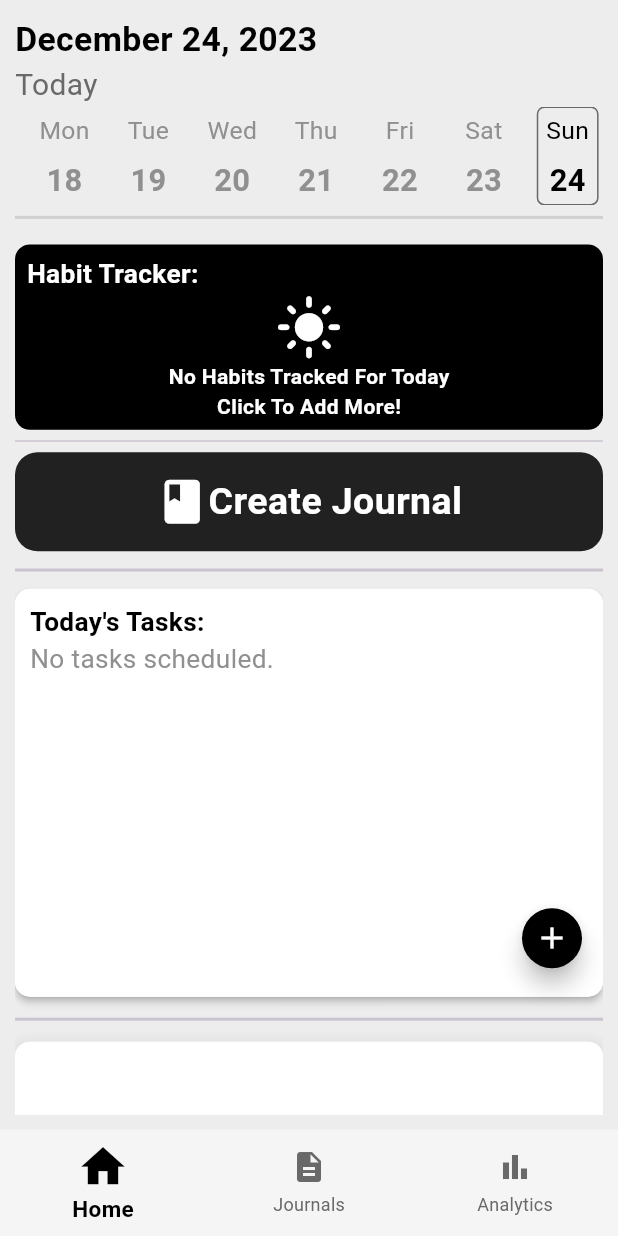
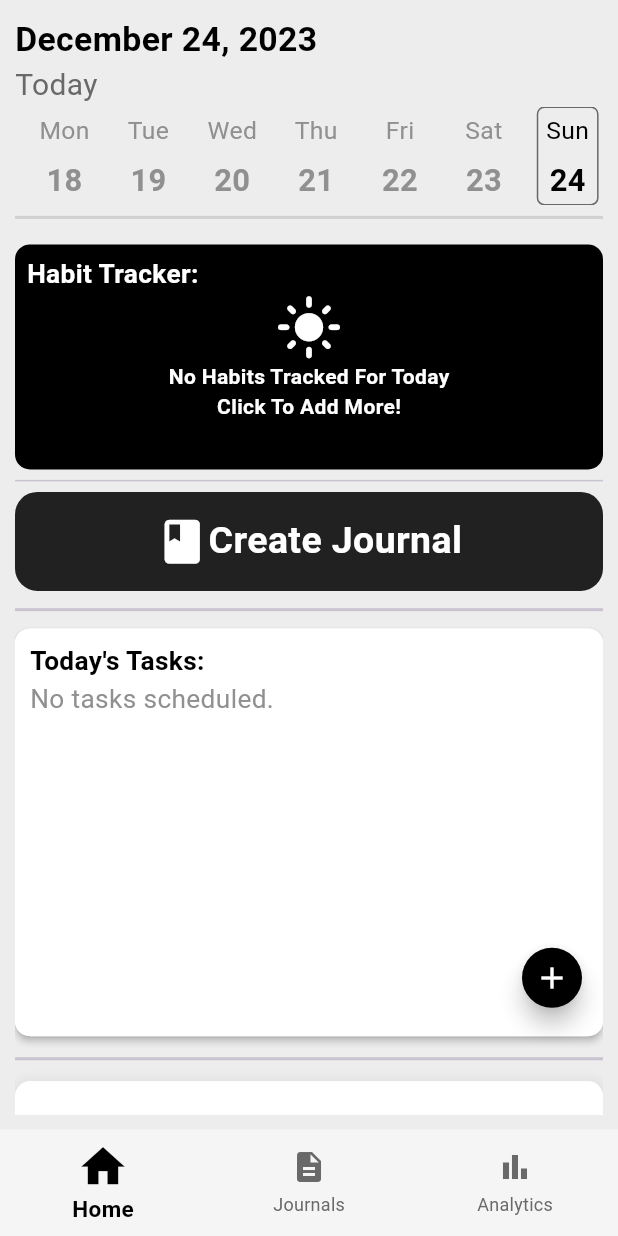
Before and after one commit to TristanTsang/scheduler-app, a Flutter app: the screen it shows after launch, on a phone screen of 412 x 824 dp. Run offline on Flutter 3.47's test engine with Material 3 defaults, Android fonts, the phone set to English and light mode, and no system bars; drawn by our look-alikes of scrollable_positioned_list; our stand-ins replace sqflite, table_calendar; missing offline and left inert: flutter_quill; accounts and stored records are empty.

Commit message:
Release Version 1.0

```diff
--- a/lib/widgets/QuoteWidget.dart
+++ b/lib/widgets/QuoteWidget.dart
@@ -32,12 +32,12 @@ class QuoteWidget extends StatelessWidget {
       elevation: 10,
       borderRadius: BorderRadius.circular(10),
       child: Container(
+        height: 225,
         decoration: BoxDecoration(
           borderRadius: BorderRadius.circular(10),
           color: Colors.white,
 
         ),
-        height: MediaQuery.of(context).size.height*0.25,
         child: Padding(
           padding: EdgeInsets.symmetric(horizontal:25, vertical: 20),
           child: Center(
--- a/lib/widgets/habitTrackerWidget.dart
+++ b/lib/widgets/habitTrackerWidget.dart
@@ -33,7 +33,7 @@ class HabitTrackerWidget extends StatelessWidget {
         Navigator.push(context, MaterialPageRoute(builder: (context) => const AppEditorScreen()));
       },
       child: Container(
-          height: MediaQuery.of(context).size.height*0.15,
+          height: 150,
           width: MediaQuery.of(context).size.width,
           decoration: BoxDecoration(
               color: kPrimaryColor,
@@ -46,22 +46,18 @@ class HabitTrackerWidget extends StatelessWidget {
               children: [
                 Text("Habit Tracker:", style:TextStyle(color: Colors.white, fontSize:defaultFontSize, fontWeight: FontWeight.bold )),
                 Expanded(
-                  child: ListView(
-                    children: (myList.length==0)? [Center(
-                      child: Column(
-                        children: [
-                          Icon(Icons.light_mode, color: Colors.white, size:45),
-                          Text("No Habits Tracked For Today", style: TextStyle(color: Colors.white, fontWeight: FontWeight.bold ),),
-                          Text("Click To Add More!", style: TextStyle(color: Colors.white, fontWeight: FontWeight.bold),),
-                        ],
-                      )
-                    )] : myList,
-                  ),
-                ),
-              ],
+                  child:  (myList.length==0)?
+                  Center(
+                    child: Column(
+                      children: [
+                        Icon(Icons.light_mode, color: Colors.white, size:45),
+                        Text("No Habits Tracked For Today", style: TextStyle(color: Colors.white, fontWeight: FontWeight.bold ),),
+                        Text("Click To Add More!", style: TextStyle(color: Colors.white, fontWeight: FontWeight.bold),),
+                      ]),
+                ) : ListView(children: myList,)
             ),
-          )
+  ])
       ),
-    );
+    ));
   }
 }
```
Also changed, not shown: images/MetiorLogo.png, 41 other files.
